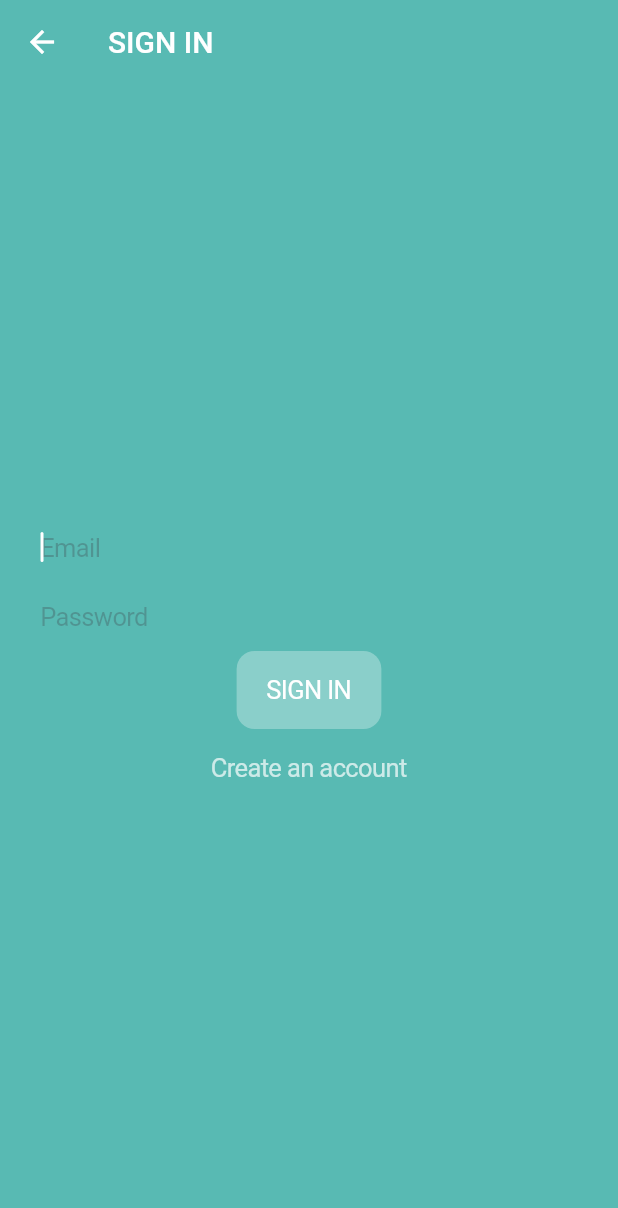
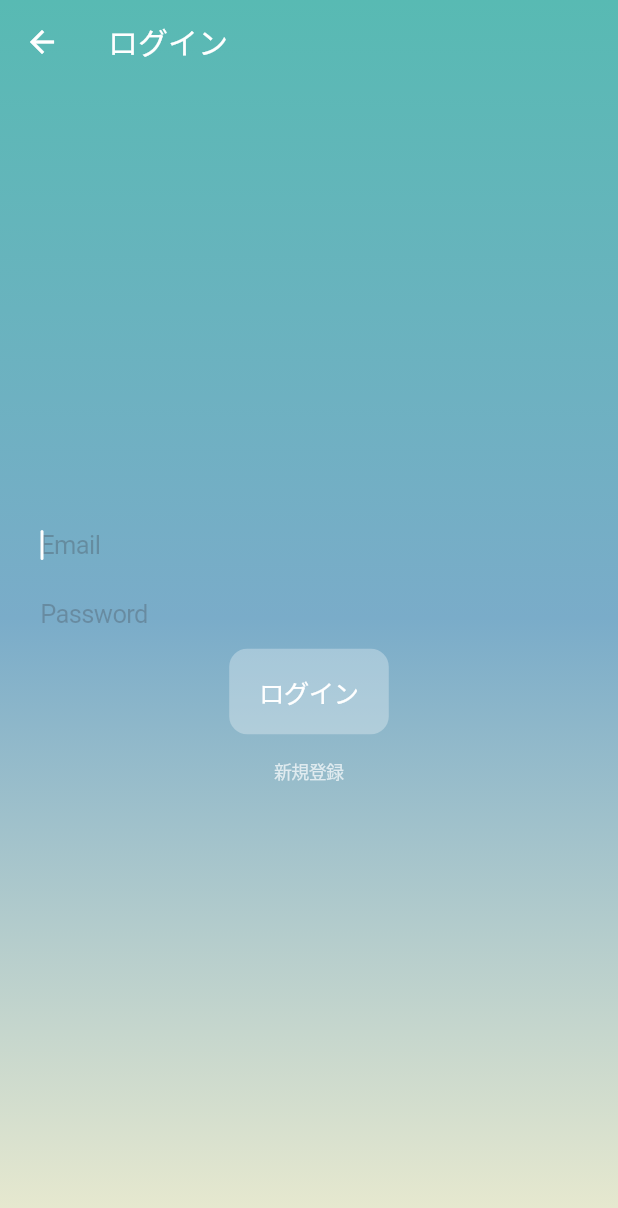
Before and after one commit to Recap-dev/Aoku, a Flutter app: the SigninPage screen opened directly, on a phone screen of 412 x 824 dp. Shown: the top 1208 px of the screen. Run offline on Flutter 3.47's test engine with Material 2 defaults, Android fonts, the phone set to English and light mode, and no system bars; our stand-ins replace audio_video_progress_bar, audioplayers, firebase_auth, firebase_core, google_maps_flutter, hooks_riverpod and 1 more; accounts and stored records are empty; Roboto replaces fonts that are missing (Noto-Serif-Japanese).

```diff
--- a/lib/components/play_button.dart
+++ b/lib/components/play_button.dart
@@ -16,7 +16,9 @@ class PlayButton extends HookConsumerWidget {
     AudioState audioState = ref.watch(audioProvider);
 
     return IconButton(
-      onPressed: audioState.play,
+      onPressed: () {
+        audioState.isInitialized ? audioState.play(isSameSound: true) : null;
+      },
       icon: Icon(
         CupertinoIcons.play_fill,
         color: Theme.of(context).colorScheme.onBackground,
--- a/lib/models/auth_state.dart
+++ b/lib/models/auth_state.dart
@@ -2,7 +2,6 @@ import 'dart:developer';
 
 import 'package:firebase_auth/firebase_auth.dart';
 import 'package:flutter/cupertino.dart';
-import 'package:flutter/material.dart';
 import 'package:hooks_riverpod/hooks_riverpod.dart';
 
 final FirebaseAuth auth = FirebaseAuth.instance;
@@ -10,7 +9,6 @@ final authProvider = ChangeNotifierProvider((_) => AuthState());
 
 class AuthState extends ChangeNotifier {
   User? _user = auth.currentUser;
-  final String? _uid = auth.currentUser?.uid;
   String? _email = auth.currentUser?.email;
   String? _displayName = auth.currentUser?.displayName;
   String? _photoUrl = auth.currentUser?.photoURL;
--- a/lib/pages/signin_page.dart
+++ b/lib/pages/signin_page.dart
@@ -16,11 +16,28 @@ class SigninPage extends HookConsumerWidget {
 
     return Scaffold(
       appBar: AppBar(
-        title: const Text('SIGN IN'),
+        title: const Text('ログイン'),
+        backgroundColor: Colors.transparent,
         shadowColor: Colors.transparent,
       ),
-      backgroundColor: Theme.of(context).colorScheme.background,
-      body: SafeArea(
+      extendBodyBehindAppBar: true,
+      backgroundColor: Colors.transparent,
+      body: Stack(
+        children: [
+          Container(
+            decoration: BoxDecoration(
+              gradient: LinearGradient(
+                begin: Alignment.topCenter,
+                end: Alignment.bottomCenter,
+                colors: [
+                  Theme.of(context).colorScheme.primary,
+                  Theme.of(context).colorScheme.surface,
+                  Theme.of(context).colorScheme.secondary,
+                ],
+              ),
+            ),
+          ),
+          SafeArea(
             child: Column(
               mainAxisAlignment: MainAxisAlignment.center,
               children: [
@@ -49,10 +66,12 @@ class SigninPage extends HookConsumerWidget {
                   ),
                 ),
                 CupertinoButton(
-              color:
-                  Theme.of(context).colorScheme.onBackground.withOpacity(0.3),
+                  color: Theme.of(context)
+                      .colorScheme
+                      .onBackground
+                      .withOpacity(0.3),
                   child: Text(
-                'SIGN IN',
+                    'ログイン',
                     style: TextStyle(
                       color: Theme.of(context).colorScheme.onBackground,
                     ),
@@ -63,7 +82,7 @@ class SigninPage extends HookConsumerWidget {
                       _passwordController.text,
                       (err) => authState.showErrorDialog(
                         context,
-                    'Failed to Sign In',
+                        'ログインできませんでした',
                         err,
                       ),
                     );
@@ -75,12 +94,13 @@ class SigninPage extends HookConsumerWidget {
                 ),
                 CupertinoButton(
                   child: Text(
-                'Create an account',
+                    '新規登録',
                     style: TextStyle(
                       color: Theme.of(context)
                           .colorScheme
                           .onBackground
                           .withOpacity(0.7),
+                      fontSize: 12.0,
                     ),
                   ),
                   onPressed: () => Navigator.push(
@@ -93,6 +113,8 @@ class SigninPage extends HookConsumerWidget {
               ],
             ),
           ),
+        ],
+      ),
     );
   }
 }
--- a/lib/pages/signup_page.dart
+++ b/lib/pages/signup_page.dart
@@ -16,11 +16,28 @@ class SignupPage extends HookConsumerWidget {
 
     return Scaffold(
       appBar: AppBar(
-        title: const Text('SIGN UP'),
+        title: const Text('新規登録'),
         shadowColor: Colors.transparent,
+        backgroundColor: Colors.transparent,
       ),
-      backgroundColor: Theme.of(context).colorScheme.background,
-      body: SafeArea(
+      extendBodyBehindAppBar: true,
+      backgroundColor: Colors.transparent,
+      body: Stack(
+        children: [
+          Container(
+            decoration: BoxDecoration(
+              gradient: LinearGradient(
+                begin: Alignment.topCenter,
+                end: Alignment.bottomCenter,
+                colors: [
+                  Theme.of(context).colorScheme.primary,
+                  Theme.of(context).colorScheme.surface,
+                  Theme.of(context).colorScheme.secondary,
+                ],
+              ),
+            ),
+          ),
+          SafeArea(
             child: Column(
               mainAxisAlignment: MainAxisAlignment.center,
               children: [
@@ -61,10 +78,12 @@ class SignupPage extends HookConsumerWidget {
                   ),
                 ),
                 CupertinoButton(
-              color:
-                  Theme.of(context).colorScheme.onBackground.withOpacity(0.3),
+                  color: Theme.of(context)
+                      .colorScheme
+                      .onBackground
+                      .withOpacity(0.3),
                   child: Text(
-                'SIGN UP',
+                    '登録',
                     style: TextStyle(
                       color: Theme.of(context).colorScheme.onBackground,
                     ),
@@ -76,7 +95,7 @@ class SignupPage extends HookConsumerWidget {
                       _passwordController.text,
                       (err) => authState.showErrorDialog(
                         context,
-                    'Failed to Sign Up',
+                        '登録に失敗しました',
                         err,
                       ),
                     );
@@ -90,6 +109,8 @@ class SignupPage extends HookConsumerWidget {
               ],
             ),
           ),
+        ],
+      ),
     );
   }
 }
--- a/pubspec.yaml
+++ b/pubspec.yaml
@@ -3,7 +3,7 @@ description: A new Flutter project.
 
 publish_to: 'none' # Remove this line if you wish to publish to pub.dev
 
-version: 0.1.3+1
+version: 0.1.3+2
 
 environment:
   sdk: ">=2.12.0 <3.0.0"
@@ -24,6 +24,7 @@ dependencies:
   truncate: ^3.0.1
   firebase_auth: ^3.3.0
   firebase_analytics: ^8.3.4
+  modal_bottom_sheet: ^2.0.0
 
 dev_dependencies:
   flutter_test:
```
Also changed, not shown: lib/components/bottom_player.dart (+6 -6 lines), lib/models/audio_state.dart (+9 -4 lines), lib/pages/home_page.dart (+2 -10 lines), lib/pages/play_page.dart (+0 -11 lines), pubspec.lock, 1 other file. Lines whose indentation alone changed are shown as unchanged.
